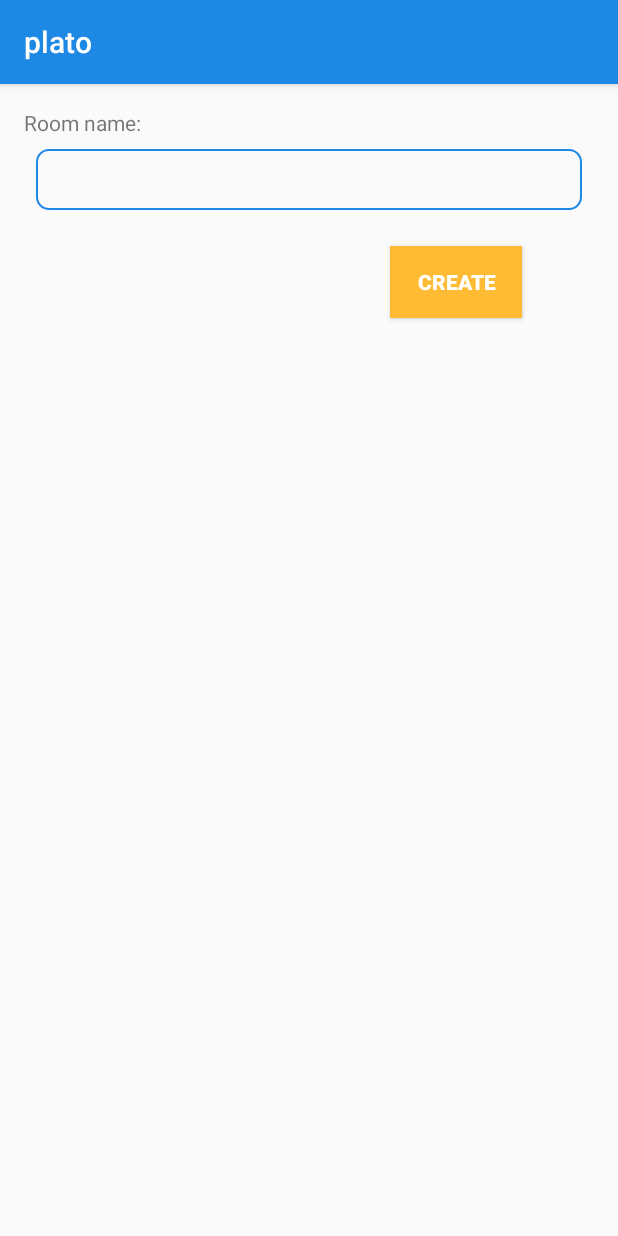
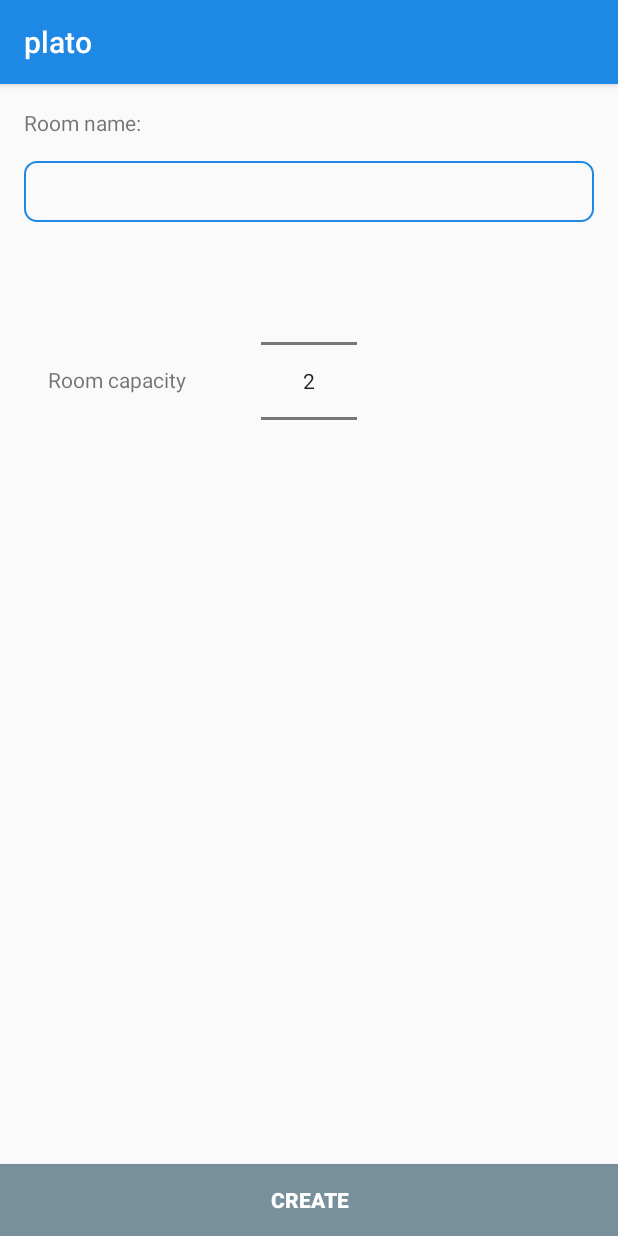
Before and after one commit to AliNoorkazemi/palto, an Android app: the CreateNewRoomActivity screen opened directly, with no data from a screen before it, on a phone screen of 412 x 824 dp. Run offline under Robolectric (Android 15) with nearby library versions, the phone set to English and light mode, and no system bars; 1 statement that could not run was skipped.

Commit message:
fix maxplayer

```diff
--- a/app/src/main/java/com/example/plato/game/startPage/fragment/casual/CreateNewRoomActivity.java
+++ b/app/src/main/java/com/example/plato/game/startPage/fragment/casual/CreateNewRoomActivity.java
@@ -9,6 +9,7 @@ import android.util.Log;
 import android.view.View;
 import android.widget.Button;
 import android.widget.EditText;
+import android.widget.NumberPicker;
 import android.widget.Toast;
 
 import com.example.plato.MainActivity;
@@ -28,8 +29,8 @@ import java.net.Socket;
 import java.util.ArrayList;
 
 public class CreateNewRoomActivity extends AppCompatActivity {
-
-    String game_name ;
+    NumberPicker numberPicker;
+    String game_name;
 
     @Override
     protected void onCreate(Bundle savedInstanceState) {
@@ -40,6 +41,14 @@ public class CreateNewRoomActivity extends AppCompatActivity {
 
         final EditText roomName_et = findViewById(R.id.et_createNewRoom_roomname);
         Button create_btn = findViewById(R.id.btn_createNewRoom_create);
+
+
+        numberPicker = findViewById(R.id.np_createNewRoom_numberPicker);
+        numberPicker.setMinValue(2);
+        if (game_name.equals("dots and boxes")) {
+            numberPicker.setMaxValue(4);
+        } else
+            numberPicker.setMaxValue(2);
 
 
         create_btn.setOnClickListener(new View.OnClickListener() {
@@ -58,23 +67,23 @@ public class CreateNewRoomActivity extends AppCompatActivity {
                             dos.flush();
                             dos.writeUTF("addRoom");
                             dos.flush();
-                            Log.i("game_name",game_name);
-                            if(game_name.equals("xo"))
+                            Log.i("game_name", game_name);
+                            if (game_name.equals("xo"))
                                 dos.writeUTF("xo");
-                            else if(game_name.equals("guess word"))
+                            else if (game_name.equals("guess word"))
                                 dos.writeUTF("guess word");
+                            else
+                                dos.writeUTF(game_name);
+
                             dos.flush();
                             dos.writeUTF(roomname);
                             dos.flush();
                             if (dis.readBoolean()) {
-
                                 //send room data to server
-                                dos.writeUTF("2");
+                                dos.writeInt(numberPicker.getValue());
                                 dos.flush();
                                 dos.writeUTF(MainActivity.userName);
                                 dos.flush();
-
-                                setResult(1001,new Intent().putExtra("roomname",roomname));
                                 finish();
                             } else {
                                 runOnUiThread(new Runnable() {
--- a/app/src/main/res/layout/activity_create_new_room.xml
+++ b/app/src/main/res/layout/activity_create_new_room.xml
@@ -4,34 +4,54 @@
     xmlns:tools="http://schemas.android.com/tools"
     android:layout_width="match_parent"
     android:layout_height="match_parent"
-    android:padding="16dp"
     tools:context=".game.startPage.fragment.casual.CreateNewRoomActivity">
 
     <TextView
+        android:id="@+id/tv_createNewRoom_roomnametxt"
         android:layout_width="wrap_content"
         android:layout_height="wrap_content"
-        android:text="@string/room_name"
-        android:id="@+id/tv_createNewRoom_roomnametxt"/>
+        android:layout_margin="16dp"
+        android:text="@string/room_name" />
+
     <EditText
+        android:id="@+id/et_createNewRoom_roomname"
         android:layout_width="match_parent"
         android:layout_height="wrap_content"
-        android:padding="8dp"
+        android:layout_below="@id/tv_createNewRoom_roomnametxt"
+        android:layout_marginLeft="16dp"
+        android:layout_marginRight="16dp"
         android:background="@drawable/edit_text_border"
-        android:id="@+id/et_createNewRoom_roomname"
-        android:layout_below="@id/tv_createNewRoom_roomnametxt"
-        android:layout_margin="8dp"/>
-    <Button
+        android:padding="8dp" />
+
+    <TextView
+        android:id="@+id/tv_createNewRoom_roommaxplayer"
         android:layout_width="wrap_content"
         android:layout_height="wrap_content"
+        android:layout_below="@id/et_createNewRoom_roomname"
+        android:layout_marginLeft="32dp"
+        android:layout_marginTop="95dp"
+        android:text="@string/room_capacity" />
+
+
+    <NumberPicker
+        android:id="@+id/np_createNewRoom_numberPicker"
+        android:layout_width="wrap_content"
+        android:layout_height="wrap_content"
+        android:layout_below="@id/et_createNewRoom_roomname"
+        android:layout_centerHorizontal="true"
+        android:layout_marginTop="16dp" />
+
+    <Button
+        android:id="@+id/btn_createNewRoom_create"
+        android:layout_width="match_parent"
+        android:layout_height="wrap_content"
+        android:layout_alignParentRight="true"
+        android:layout_alignParentBottom="true"
+        android:layout_marginTop="16dp"
+        android:background="@color/blueGray"
         android:text="@string/create"
-        android:background="@android:color/holo_orange_light"
         android:textColor="@color/white"
-        android:textStyle="bold"
-        android:id="@+id/btn_createNewRoom_create"
-        android:layout_alignParentRight="true"
-        android:layout_marginRight="48dp"
-        android:layout_marginTop="16dp"
-        android:layout_below="@id/et_createNewRoom_roomname"/>
+        android:textStyle="bold" />
 
 
 </RelativeLayout>
--- a/app/src/main/res/values/strings.xml
+++ b/app/src/main/res/values/strings.xml
@@ -20,4 +20,5 @@
     <string name="create">create</string>
     <string name="validate">validate</string>
     <string name="wrong">wrong</string>
+    <string name="room_capacity">Room capacity</string>
 </resources>
```
Also changed, not shown: app/src/main/java/com/example/plato/game/startPage/fragment/casual/CasualFrag.java (+0 -8 lines), app/src/main/res/drawable/blue_line_dotandbox.xml (added, +11 -0 lines), app/src/main/res/drawable/green_line_dotandbox.xml (added, +11 -0 lines), app/src/main/res/drawable/red_line_dotandbox.xml (added, +11 -0 lines), app/src/main/res/drawable/yellow_line_dotandbox.xml (added, +11 -0 lines).
